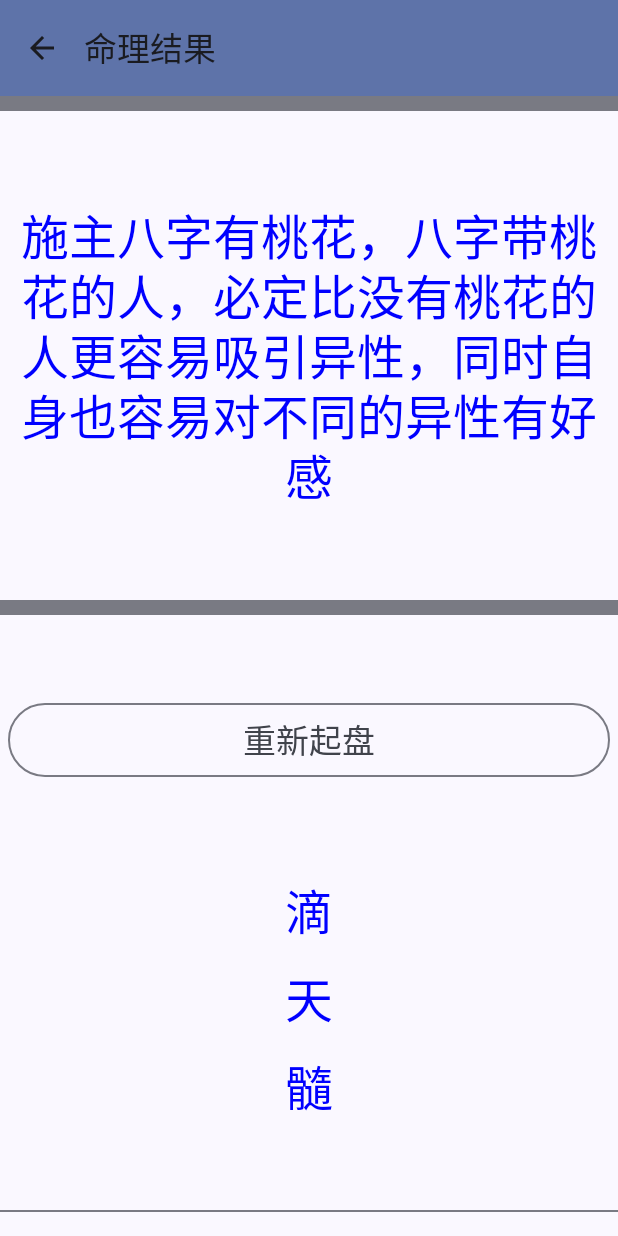
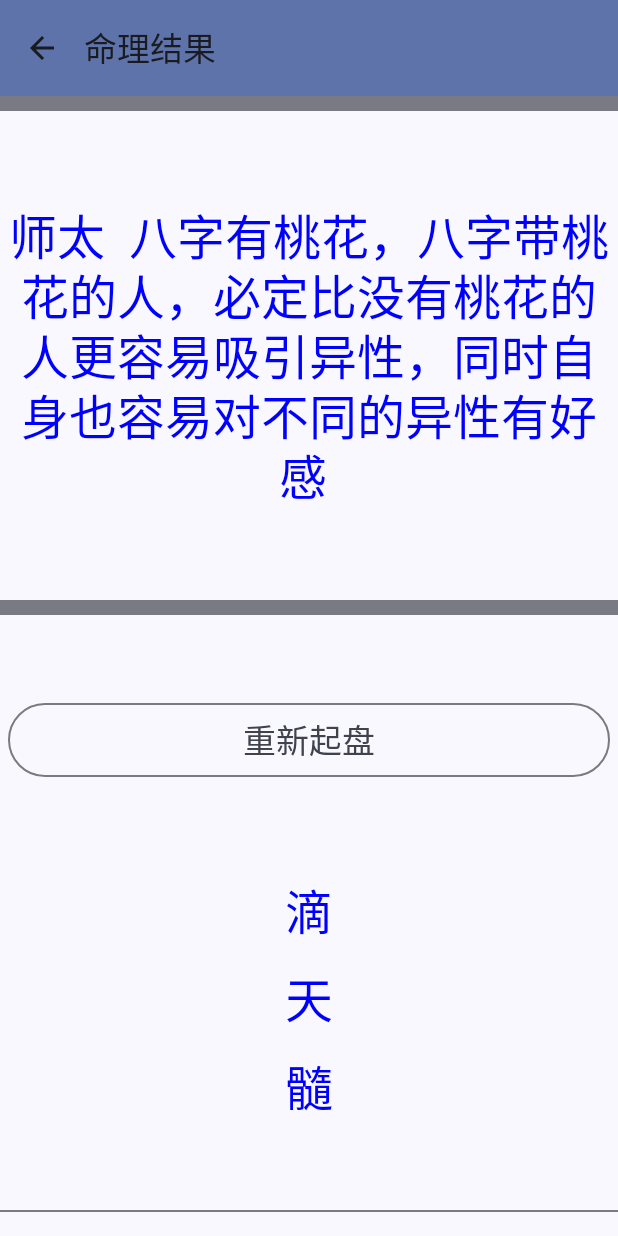
Before and after one commit to zhaowwbb/bazi, an Android app built with Jetpack Compose: the BaziSummaryScreen screen opened through its navigation route, on a phone screen of 412 x 824 dp. Run offline under Robolectric (Android 15) with nearby library versions, the phone set to English and light mode, and no system bars.

Commit message:
add some taohua check logic

```diff
--- a/app/src/main/java/com/rick/bazi/data/BaziInfo.kt
+++ b/app/src/main/java/com/rick/bazi/data/BaziInfo.kt
@@ -1,6 +1,11 @@
 package com.rick.bazi.data
 
 import com.rick.bazi.R
+import com.rick.bazi.data.BaziSummaryMSG.Companion.TAOHUA_0
+import com.rick.bazi.data.BaziSummaryMSG.Companion.TAOHUA_1
+import com.rick.bazi.data.BaziSummaryMSG.Companion.TAOHUA_2
+import com.rick.bazi.data.BaziSummaryMSG.Companion.TAOHUA_3
+import com.rick.bazi.data.BaziSummaryMSG.Companion.TAOHUA_4
 
 const val MALE = "Male"
 const val FEMALE = "Female"
@@ -77,5 +82,13 @@ data class BaziInfo(
         10 to DiZhi.DIZHI_YOU,
         11 to DiZhi.DIZHI_XU,
         0 to DiZhi.DIZHI_HAI
+    ),
+
+    val msgMap: Map<String, Int> = mapOf(
+        TAOHUA_0 to R.string.msg_taohua_0,
+        TAOHUA_1 to R.string.msg_taohua_1,
+        TAOHUA_2 to R.string.msg_taohua_2,
+        TAOHUA_3 to R.string.msg_taohua_3,
+        TAOHUA_4 to R.string.msg_taohua_4
     )
 )
--- /dev/null
+++ b/app/src/main/java/com/rick/bazi/data/BaziSummaryMSG.kt
@@ -0,0 +1,11 @@
+package com.rick.bazi.data
+
+class BaziSummaryMSG {
+    companion object {
+        val TAOHUA_0 = "TAOHUA_0"
+        val TAOHUA_1 = "TAOHUA_1"
+        val TAOHUA_2 = "TAOHUA_2"
+        val TAOHUA_3 = "TAOHUA_3"
+        val TAOHUA_4 = "TAOHUA_4"
+    }
+}
--- a/app/src/main/java/com/rick/bazi/ui/BaziSummaryScreen.kt
+++ b/app/src/main/java/com/rick/bazi/ui/BaziSummaryScreen.kt
@@ -30,6 +30,9 @@ import androidx.compose.ui.unit.sp
 import com.rick.bazi.BaziScreen
 import com.rick.bazi.R
 import com.rick.bazi.data.BaziInfo
+import com.rick.bazi.data.DiZhi
+import com.rick.bazi.data.MALE
+import com.rick.bazi.data.TianGan
 import com.rick.bazi.ui.theme.BaziTheme
 
 @Composable
@@ -70,7 +73,8 @@ fun BaziSummaryScreen(
                 verticalAlignment = Alignment.CenterVertically
             ) {
                 Text(
-                    text = stringResource(R.string.msg_taohua_normal),
+//                    text = stringResource(R.string.msg_taohua_normal),
+                    text = calculateTaohua(baziInfo),
                     textAlign = TextAlign.Center,
                     modifier = Modifier.weight(1f),
                     fontWeight = FontWeight(500),
@@ -80,24 +84,6 @@ fun BaziSummaryScreen(
             }
 
         }
-
-
-//        Column(
-//            modifier = Modifier.padding(dimensionResource(R.dimen.padding_medium)),
-//            verticalArrangement = Arrangement.spacedBy(dimensionResource(R.dimen.padding_small))
-//        ) {
-//
-////            Text(text = "Minute: ")
-////            var result : String = R.string.msg_taohua_normal.toString()
-//            Text(
-//                textAlign = TextAlign.Center,
-//                modifier = Modifier.weight(1f),
-//                fontWeight = FontWeight(500),
-//                fontSize = 26.sp,
-//                text = stringResource(R.string.msg_taohua_normal))
-//
-//
-//        }
 
         Column(
             horizontalAlignment = Alignment.CenterHorizontally,
@@ -137,35 +123,6 @@ fun BaziSummaryScreen(
             }
         }
 
-//        Column(
-//            horizontalAlignment = Alignment.CenterHorizontally,
-//            verticalArrangement = Arrangement.Center,
-//            modifier = Modifier.fillMaxWidth()
-//        ) {
-//            Row(
-//                modifier = Modifier.fillMaxWidth(),
-//                verticalAlignment = Alignment.CenterVertically
-//            ) {
-//                HorizontalDivider(thickness = 10.dp)
-//            }
-//        }
-
-//        Column(
-//            modifier = modifier
-//        ) {
-//            Row(
-//                horizontalArrangement = Arrangement.Center,
-//                modifier = modifier
-//                    .fillMaxWidth()
-//                    .selectableGroup()
-////                .padding(all = 10.dp)
-//            ) {
-//                Button(onClick = onCancelButtonClicked) {
-//                    Text(text = stringResource(R.string.back_button))
-//                }
-//            }
-//        }
-//
 
         Column(
             horizontalAlignment = Alignment.CenterHorizontally,
@@ -246,3 +203,144 @@ fun BaziSummaryPreview() {
         )
     }
 }
+
+@Composable
+fun checkBianyeTaohua(baziInfo: BaziInfo): Boolean {
+    var set = setOf<DiZhi>(DiZhi.DIZHI_ZI, DiZhi.DIZHI_WU, DiZhi.DIZHI_MOU, DiZhi.DIZHI_YOU)
+    if (set.contains(baziInfo.yearDizhi) &&
+        set.contains(baziInfo.monthDizhi) &&
+        set.contains(baziInfo.dayDizhi) &&
+        set.contains(
+            baziInfo.hourDizhi
+        )
+    ) {
+        return true
+    }
+    return false
+}
+
+fun checkLuoxingTaohua(baziInfo: BaziInfo): Boolean {
+    if(baziInfo.dayTiangan == TianGan.TIANGAN_JIA && baziInfo.dayDizhi == DiZhi.DIZHI_ZI){
+        if(baziInfo.monthTiangan == TianGan.TIANGAN_GENG && baziInfo.monthDizhi == DiZhi.DIZHI_WU){
+            return true
+        }
+        if(baziInfo.hourTiangan == TianGan.TIANGAN_GENG && baziInfo.hourDizhi == DiZhi.DIZHI_WU){
+            return true
+        }
+    }
+
+    if(baziInfo.hourTiangan == TianGan.TIANGAN_GENG && baziInfo.hourDizhi == DiZhi.DIZHI_WU){
+        if(baziInfo.monthTiangan == TianGan.TIANGAN_JIA && baziInfo.monthDizhi == DiZhi.DIZHI_ZI){
+            return true
+        }
+        if(baziInfo.hourTiangan == TianGan.TIANGAN_JIA && baziInfo.hourDizhi == DiZhi.DIZHI_ZI){
+            return true
+        }
+    }
+    return false
+}
+
+@Composable
+fun calculateTaohua(baziInfo: BaziInfo): String {
+    var taohuaMap = mutableMapOf<DiZhi, DiZhi>()
+    var yDz = baziInfo.yearDizhi
+    var dDz = baziInfo.dayDizhi
+
+    //group one
+    if (yDz == DiZhi.DIZHI_YIN || yDz == DiZhi.DIZHI_WU || yDz == DiZhi.DIZHI_XU) {
+        if (!taohuaMap.containsKey(DiZhi.DIZHI_MOU)) {
+            taohuaMap.put(DiZhi.DIZHI_MOU, DiZhi.DIZHI_MOU)
+            println("Add taohua MOU")
+        }
+    }
+    if (dDz == DiZhi.DIZHI_YIN || dDz == DiZhi.DIZHI_WU || dDz == DiZhi.DIZHI_XU) {
+        if (!taohuaMap.containsKey(DiZhi.DIZHI_MOU)) {
+            taohuaMap.put(DiZhi.DIZHI_MOU, DiZhi.DIZHI_MOU)
+            println("Add taohua MOU")
+        }
+    }
+
+    //group two
+    if (yDz == DiZhi.DIZHI_SHEN || yDz == DiZhi.DIZHI_ZI || yDz == DiZhi.DIZHI_CHEN) {
+        if (!taohuaMap.containsKey(DiZhi.DIZHI_YOU)) {
+            taohuaMap.put(DiZhi.DIZHI_YOU, DiZhi.DIZHI_YOU)
+            println("Add taohua YOU")
+        }
+    }
+    if (dDz == DiZhi.DIZHI_SHEN || dDz == DiZhi.DIZHI_ZI || dDz == DiZhi.DIZHI_CHEN) {
+        if (!taohuaMap.containsKey(DiZhi.DIZHI_YOU)) {
+            taohuaMap.put(DiZhi.DIZHI_YOU, DiZhi.DIZHI_YOU)
+            println("Add taohua YOU")
+        }
+    }
+
+    //group three
+    if (yDz == DiZhi.DIZHI_HAI || yDz == DiZhi.DIZHI_MOU || yDz == DiZhi.DIZHI_WEI) {
+        if (!taohuaMap.containsKey(DiZhi.DIZHI_ZI)) {
+            taohuaMap.put(DiZhi.DIZHI_ZI, DiZhi.DIZHI_ZI)
+            println("Add taohua ZI")
+        }
+    }
+    if (dDz == DiZhi.DIZHI_HAI || dDz == DiZhi.DIZHI_MOU || dDz == DiZhi.DIZHI_WEI) {
+        if (!taohuaMap.containsKey(DiZhi.DIZHI_ZI)) {
+            taohuaMap.put(DiZhi.DIZHI_ZI, DiZhi.DIZHI_ZI)
+            println("Add taohua ZI")
+        }
+    }
+
+    //group four
+    if (yDz == DiZhi.DIZHI_SI || yDz == DiZhi.DIZHI_YOU || yDz == DiZhi.DIZHI_CHOU) {
+        if (!taohuaMap.containsKey(DiZhi.DIZHI_WU)) {
+            taohuaMap.put(DiZhi.DIZHI_WU, DiZhi.DIZHI_WU)
+            println("Add taohua WU")
+        }
+    }
+    if (dDz == DiZhi.DIZHI_SI || dDz == DiZhi.DIZHI_YOU || dDz == DiZhi.DIZHI_CHOU) {
+        if (!taohuaMap.containsKey(DiZhi.DIZHI_WU)) {
+            taohuaMap.put(DiZhi.DIZHI_WU, DiZhi.DIZHI_WU)
+            println("Add taohua WU")
+        }
+    }
+    var genderStr = ""
+    if (baziInfo.gender == MALE) {
+        genderStr = stringResource(R.string.msg_male)
+    } else {
+        genderStr = stringResource(R.string.msg_female)
+    }
+    println("taohuaMap = $taohuaMap")
+    var content = ""
+    var taohuaCount = 0
+
+    taohuaMap.forEach() {
+        if (it.key == baziInfo.yearDizhi) {
+            taohuaCount += 1
+        } else if (it.key == baziInfo.monthDizhi) {
+            taohuaCount += 1
+        } else if (it.key == baziInfo.dayDizhi) {
+            taohuaCount += 1
+        } else if (it.key == baziInfo.hourDizhi) {
+            taohuaCount += 1
+        }
+    }
+    println("taohuaCount = $taohuaCount")
+
+    if(checkBianyeTaohua(baziInfo)){
+        content = stringResource(R.string.msg_taohua_bianye)
+    }else if(checkLuoxingTaohua(baziInfo)){
+        content = stringResource(R.string.msg_taohua_luoxing)
+    } else if (taohuaCount == 0) {
+        content = stringResource(R.string.msg_taohua_0)
+    } else if (taohuaCount == 1) {
+        content = stringResource(R.string.msg_taohua_1)
+    } else if (taohuaCount == 2) {
+        content = stringResource(R.string.msg_taohua_2)
+    } else if (taohuaCount == 3) {
+        content = stringResource(R.string.msg_taohua_3)
+    } else if (taohuaCount == 4) {
+        content = stringResource(R.string.msg_taohua_4)
+    }
+
+    var result = "$genderStr  $content "
+
+    return result
+}
--- a/app/src/main/res/values/strings.xml
+++ b/app/src/main/res/values/strings.xml
@@ -22,8 +22,6 @@
     <string name="next">next</string>
     <string name="bazi_quit">退出程序</string>
 
-    <string name="msg_taohua_no">施主八字没有桃花，但不要灰心，在不重新投胎的情况下，十年大运的转换，流年的变化，也有机会遇到桃花</string>
-    <string name="msg_taohua_normal">施主八字有桃花，八字带桃花的人，必定比没有桃花的人更容易吸引异性，同时自身也容易对不同的异性有好感</string>
 
     <string name="yhzp_y">渊</string>
     <string name="yhzp_h">海</string>
@@ -97,4 +95,14 @@
     <string name="ts_zhengyin">正印</string>
     <string name="ts_pianyin">偏印</string>
 
+    <string name="msg_male">施主</string>
+    <string name="msg_female">师太</string>
+
+    <string name="msg_taohua_0">八字没有桃花，但不要灰心，在不重新投胎的情况下，十年大运的转换，流年的变化，也有机会遇到桃花</string>
+    <string name="msg_taohua_1">八字有桃花，八字带桃花的人，必定比没有桃花的人更容易吸引异性，同时自身也容易对不同的异性有好感</string>
+    <string name="msg_taohua_2">八字有2朵桃花</string>
+    <string name="msg_taohua_3">八字有3朵桃花</string>
+    <string name="msg_taohua_4">八字有4朵桃花</string>
+    <string name="msg_taohua_bianye">八字地支子午卯酉四字全占，为遍野桃花，一般说这样的人才华横溢，风骚无穷，多为帝王将相之命。不过绝大多数命中桃花泛滥成灾者，不但成不了大事，而且还变成滥桃花了！而滥桃花则是妨害婚姻感情的。</string>
+    <string name="msg_taohua_luoxing">裸形桃花   甲子日生，月柱或时柱为庚午；庚午时生，月柱或时柱为甲子，称为裸形桃花，不论男女，犯之均主生性淫乱，婚姻破败。因甲沐浴在子，庚沐浴在午，二干皆逢沐浴，沐浴主淫，地支又相冲击，故有此应。</string>
 </resources>
```
